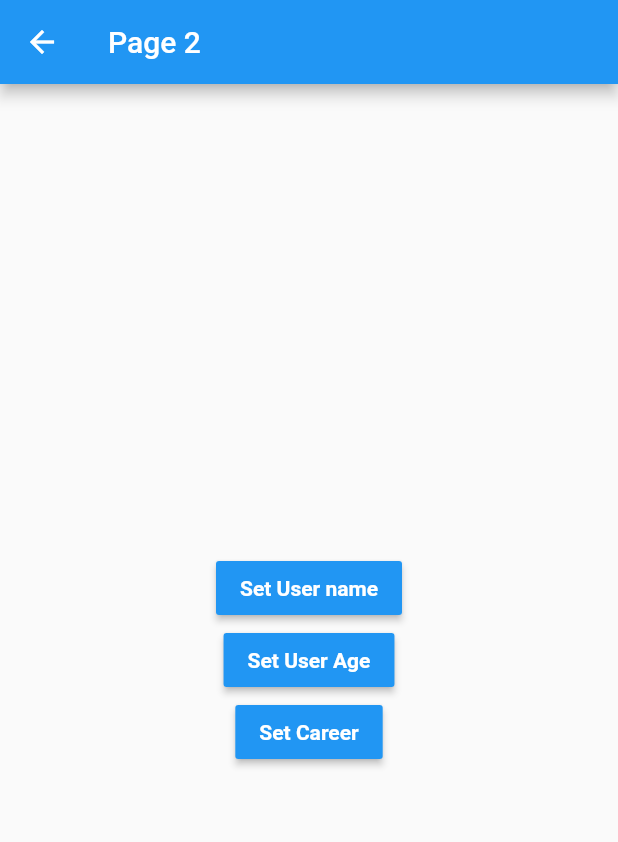
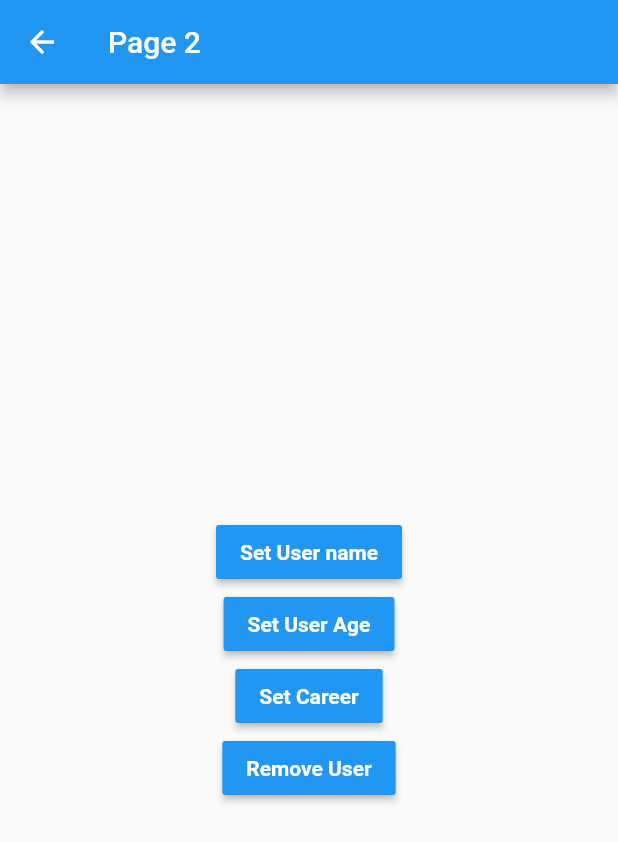
Before and after one commit to pako-cr/estados, a Flutter app: the screen it shows after launch, after a tap on the "arrow forward" icon, on a phone screen of 412 x 824 dp. Shown: the top 842 px of the screen. Run offline on Flutter 3.47's test engine with Material 2 defaults, Android fonts, the phone set to English and light mode, and no system bars; our stand-ins replace flutter_bloc.

Commit message:
Cubit base version

```diff
--- /dev/null
+++ b/lib/bloc/user/user_cubit.dart
@@ -0,0 +1,36 @@
+import 'package:meta/meta.dart';
+import 'package:flutter_bloc/flutter_bloc.dart';
+
+import 'package:estados/models/user.dart';
+part 'user_state.dart';
+
+class UserCubit extends Cubit<UserState> {
+  UserCubit() : super(UserInitialState());
+
+  void setUser(User user) {
+    emit(UserCurrentState(user));
+  }
+
+  void setUserAge() {
+    final currentState = state;
+    if (currentState is UserCurrentState) {
+      final newUser =
+          currentState.user.copyWith(age: currentState.user.age + 1);
+      emit(UserCurrentState(newUser));
+    }
+  }
+
+  void addUserCareer(String career) {
+    final currentState = state;
+    if (currentState is UserCurrentState) {
+      final newCareers = [...currentState.user.careers, career];
+      // newCareers.add(career);
+      final newUser = currentState.user.copyWith(careers: newCareers);
+      emit(UserCurrentState(newUser));
+    }
+  }
+
+  void removeUser() {
+    emit(UserInitialState());
+  }
+}
--- /dev/null
+++ b/lib/bloc/user/user_state.dart
@@ -0,0 +1,15 @@
+part of 'user_cubit.dart';
+
+@immutable
+abstract class UserState {}
+
+class UserInitialState extends UserState {
+  final userExist = false;
+}
+
+class UserCurrentState extends UserState {
+  final userExist = true;
+  final User user;
+
+  UserCurrentState(this.user);
+}
--- a/lib/main.dart
+++ b/lib/main.dart
@@ -1,5 +1,7 @@
+import 'package:flutter_bloc/flutter_bloc.dart';
 import 'package:flutter/material.dart';
 
+import 'package:estados/bloc/user/user_cubit.dart';
 import 'package:estados/pages/page1_page.dart';
 import 'package:estados/pages/page2_page.dart';
 
@@ -8,7 +10,11 @@ void main() => runApp(MyApp());
 class MyApp extends StatelessWidget {
   @override
   Widget build(BuildContext context) {
-    return MaterialApp(
+    return MultiBlocProvider(
+      providers: [
+        BlocProvider(create: (_) => new UserCubit()),
+      ],
+      child: MaterialApp(
         debugShowCheckedModeBanner: false,
         title: 'Material App',
         initialRoute: 'page1',
@@ -16,6 +22,7 @@ class MyApp extends StatelessWidget {
           'page1': (_) => Page1Page(),
           'page2': (_) => Page2Page(),
         },
+      ),
     );
   }
 }
--- a/lib/models/user.dart
+++ b/lib/models/user.dart
@@ -1,7 +1,12 @@
 class User {
-  String name;
-  int age;
-  List<String> careers;
+  final String name;
+  final int age;
+  final List<String> careers;
 
   User({this.name, this.age, this.careers});
+
+  User copyWith({String name, int age, List<String> careers}) => User(
+      name: name ?? this.name,
+      age: age ?? this.age,
+      careers: careers ?? this.careers);
 }
--- a/lib/pages/page1_page.dart
+++ b/lib/pages/page1_page.dart
@@ -1,4 +1,8 @@
+import 'package:flutter_bloc/flutter_bloc.dart';
 import 'package:flutter/material.dart';
+
+import 'package:estados/models/user.dart';
+import 'package:estados/bloc/user/user_cubit.dart';
 
 class Page1Page extends StatelessWidget {
   @override
@@ -7,7 +11,22 @@ class Page1Page extends StatelessWidget {
       appBar: AppBar(
         title: Text('Page 1'),
       ),
-      body: UserInformationWidget(),
+      body: BlocBuilder<UserCubit, UserState>(
+        builder: (_, state) {
+          switch (state.runtimeType) {
+            case UserCurrentState:
+              return UserInformationWidget(
+                  user: (state as UserCurrentState).user);
+              break;
+            case UserInitialState:
+              return Center(child: Text('No user information.'));
+              break;
+            default:
+              return Center(child: Text('No user state defined.'));
+              break;
+          }
+        },
+      ),
       floatingActionButton: FloatingActionButton(
         child: Icon(Icons.arrow_forward_rounded),
         onPressed: () => Navigator.pushNamed(context, 'page2'),
@@ -17,9 +36,9 @@ class Page1Page extends StatelessWidget {
 }
 
 class UserInformationWidget extends StatelessWidget {
-  const UserInformationWidget({
-    Key key,
-  }) : super(key: key);
+  final User user;
+
+  const UserInformationWidget({this.user});
 
   @override
   Widget build(BuildContext context) {
@@ -35,16 +54,16 @@ class UserInformationWidget extends StatelessWidget {
             style: TextStyle(fontSize: 18, fontWeight: FontWeight.bold),
           ),
           Divider(),
-          ListTile(title: Text('Name: ')),
-          ListTile(title: Text('Age: ')),
+          ListTile(title: Text('Name: ${user.name}')),
+          ListTile(title: Text('Age: ${user.age}')),
           Text(
             'Careers',
             style: TextStyle(fontSize: 18, fontWeight: FontWeight.bold),
           ),
           Divider(),
-          ListTile(title: Text('Career 1')),
-          ListTile(title: Text('Career 1')),
-          ListTile(title: Text('Career 1')),
+          ...user?.careers
+              ?.map((career) => ListTile(title: Text(career)))
+              ?.toList()
         ],
       ),
     );
--- a/lib/pages/page2_page.dart
+++ b/lib/pages/page2_page.dart
@@ -1,8 +1,14 @@
+import 'package:flutter_bloc/flutter_bloc.dart';
 import 'package:flutter/material.dart';
+
+import 'package:estados/bloc/user/user_cubit.dart';
+import 'package:estados/models/user.dart';
 
 class Page2Page extends StatelessWidget {
   @override
   Widget build(BuildContext context) {
+    final userCubit = context.read<UserCubit>();
+
     return Scaffold(
       appBar: AppBar(
         title: Text('Page 2'),
@@ -18,7 +24,12 @@ class Page2Page extends StatelessWidget {
                   TextStyle(fontWeight: FontWeight.bold, color: Colors.white),
             ),
             color: Colors.blue,
-            onPressed: () {},
+            onPressed: () {
+              userCubit.setUser(new User(
+                  name: 'Mali',
+                  age: 1,
+                  careers: ['Professional Dog', 'Professional ball chaser']));
+            },
           ),
           MaterialButton(
             child: Text(
@@ -27,7 +38,9 @@ class Page2Page extends StatelessWidget {
                   TextStyle(fontWeight: FontWeight.bold, color: Colors.white),
             ),
             color: Colors.blue,
-            onPressed: () {},
+            onPressed: () {
+              userCubit.setUserAge();
+            },
           ),
           MaterialButton(
             child: Text(
@@ -36,7 +49,20 @@ class Page2Page extends StatelessWidget {
                   TextStyle(fontWeight: FontWeight.bold, color: Colors.white),
             ),
             color: Colors.blue,
-            onPressed: () {},
+            onPressed: () {
+              userCubit.addUserCareer('Professional Dog');
+            },
+          ),
+          MaterialButton(
+            child: Text(
+              'Remove User',
+              style:
+                  TextStyle(fontWeight: FontWeight.bold, color: Colors.white),
+            ),
+            color: Colors.blue,
+            onPressed: () {
+              userCubit.removeUser();
+            },
           )
         ],
       )),
--- a/pubspec.yaml
+++ b/pubspec.yaml
@@ -28,6 +28,7 @@ dependencies:
   # The following adds the Cupertino Icons font to your application.
   # Use with the CupertinoIcons class for iOS style icons.
   cupertino_icons: ^1.0.2
+  flutter_bloc: ^7.0.1
 
 dev_dependencies:
   flutter_test:
```
Also changed, not shown: pubspec.lock. Lines whose indentation alone changed are shown as unchanged.
